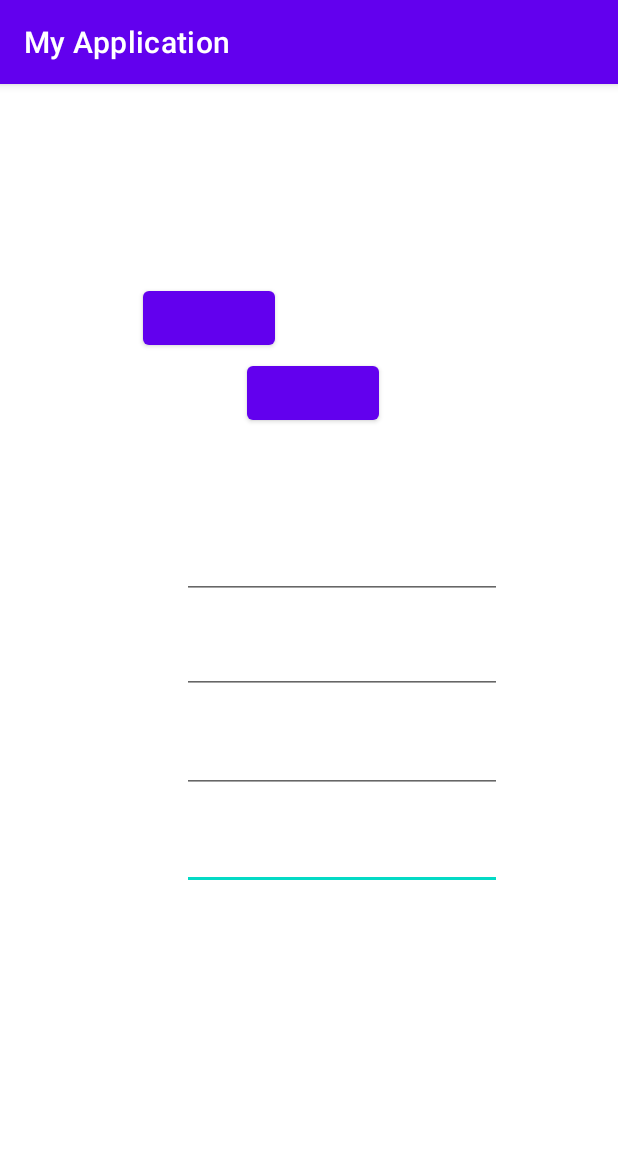
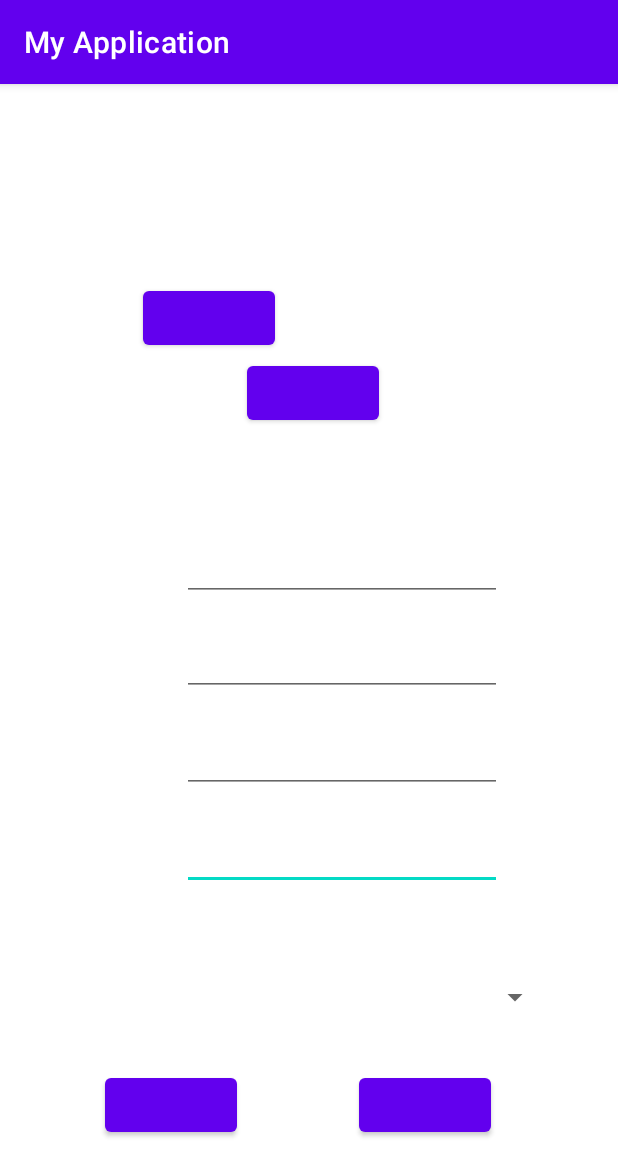
Before and after one commit to MarkelGarcia/Agenda, an Android app: the RegisterActivity screen opened directly, with no data from a screen before it, on a phone screen of 412 x 824 dp. Shown: the top 1176 px of the screen. Run offline under Robolectric (Android 15) with nearby library versions, the phone set to English and light mode, and no system bars.

Commit message:
diseño RegisterActivity

```diff
--- a/app/src/main/res/layout/activity_register.xml
+++ b/app/src/main/res/layout/activity_register.xml
@@ -5,6 +5,31 @@
     android:layout_width="match_parent"
     android:layout_height="match_parent"
     tools:context=".RegisterActivity">
+
+    <Button
+        android:id="@+id/btnCancelar2"
+        android:layout_width="wrap_content"
+        android:layout_height="wrap_content"
+        android:layout_marginStart="224dp"
+        android:layout_marginEnd="70dp"
+        app:layout_constraintBottom_toBottomOf="parent"
+        app:layout_constraintEnd_toEndOf="parent"
+        app:layout_constraintStart_toStartOf="parent"
+        app:layout_constraintTop_toTopOf="parent"
+        app:layout_constraintVertical_bias="0.912"
+        tools:text="@string/btnCancelar" />
+
+    <TextView
+        android:id="@+id/textViewPrioridad"
+        android:layout_width="wrap_content"
+        android:layout_height="wrap_content"
+        android:layout_marginTop="524dp"
+        android:labelFor="@id/spinnerPrioridad"
+        app:layout_constraintEnd_toEndOf="parent"
+        app:layout_constraintHorizontal_bias="0.473"
+        app:layout_constraintStart_toStartOf="parent"
+        app:layout_constraintTop_toTopOf="parent"
+        tools:text="@string/TextViewPrioridad" />
 
     <EditText
         android:id="@+id/editTextCoste"
@@ -25,6 +50,7 @@
         android:layout_width="wrap_content"
         android:layout_height="wrap_content"
         android:layout_marginTop="480dp"
+        android:labelFor="@id/editTextCoste"
         app:layout_constraintEnd_toEndOf="parent"
         app:layout_constraintHorizontal_bias="0.136"
         app:layout_constraintStart_toStartOf="parent"
@@ -64,6 +90,7 @@
         android:layout_height="wrap_content"
         android:ems="10"
         android:inputType="textPersonName"
+        android:minHeight="48dp"
         app:layout_constraintBottom_toBottomOf="parent"
         app:layout_constraintEnd_toEndOf="parent"
         app:layout_constraintHorizontal_bias="0.611"
@@ -133,10 +160,38 @@
         android:layout_height="wrap_content"
         android:ems="10"
         android:inputType="textPersonName"
+        android:minHeight="48dp"
         app:layout_constraintBottom_toBottomOf="parent"
         app:layout_constraintEnd_toEndOf="parent"
         app:layout_constraintHorizontal_bias="0.611"
         app:layout_constraintStart_toStartOf="parent"
         app:layout_constraintTop_toTopOf="parent"
         app:layout_constraintVertical_bias="0.412" />
+
+    <Spinner
+        android:id="@+id/spinnerPrioridad"
+        android:layout_width="323dp"
+        android:layout_height="48dp"
+        android:layout_marginStart="44dp"
+        android:layout_marginEnd="44dp"
+        app:layout_constraintBottom_toBottomOf="parent"
+        app:layout_constraintEnd_toEndOf="parent"
+        app:layout_constraintHorizontal_bias="0.0"
+        app:layout_constraintStart_toStartOf="parent"
+        app:layout_constraintTop_toTopOf="parent"
+        app:layout_constraintVertical_bias="0.812" />
+
+    <Button
+        android:id="@+id/btnRegistrar"
+        android:layout_width="wrap_content"
+        android:layout_height="wrap_content"
+        android:layout_marginStart="70dp"
+        android:layout_marginEnd="224dp"
+        app:layout_constraintBottom_toBottomOf="parent"
+        app:layout_constraintEnd_toEndOf="parent"
+        app:layout_constraintHorizontal_bias="0.0"
+        app:layout_constraintStart_toStartOf="parent"
+        app:layout_constraintTop_toTopOf="parent"
+        app:layout_constraintVertical_bias="0.912"
+        tools:text="@string/btnRegistrar" />
 </androidx.constraintlayout.widget.ConstraintLayout>
--- a/app/src/main/res/values/strings.xml
+++ b/app/src/main/res/values/strings.xml
@@ -21,6 +21,8 @@
     <string name="TextViewDescripcion">Descripcion</string>
     <string name="TextViewFecha">Fecha</string>
     <string name="TextViewCoste">Coste</string>
+    <string name="TextViewPrioridad">Prioridad</string>
+    <string name="btnRegistrar">Registrar</string>
 
     <!-- Errores-->
     <string name="textError">Credenciales incorrectas</string>
```
